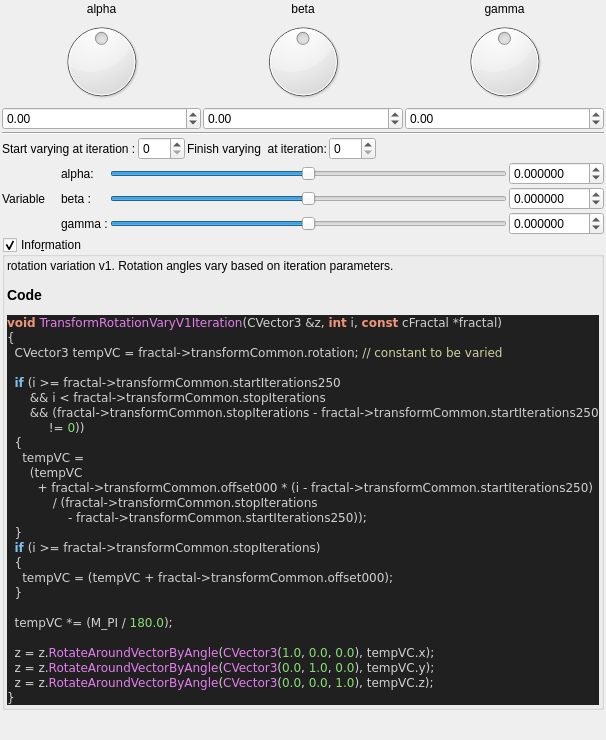
buddhi1980/mandelbulber2, file mandelbulber2/qt_data/fractal_transf_rotation_varyV1.ui: the form before one commit.
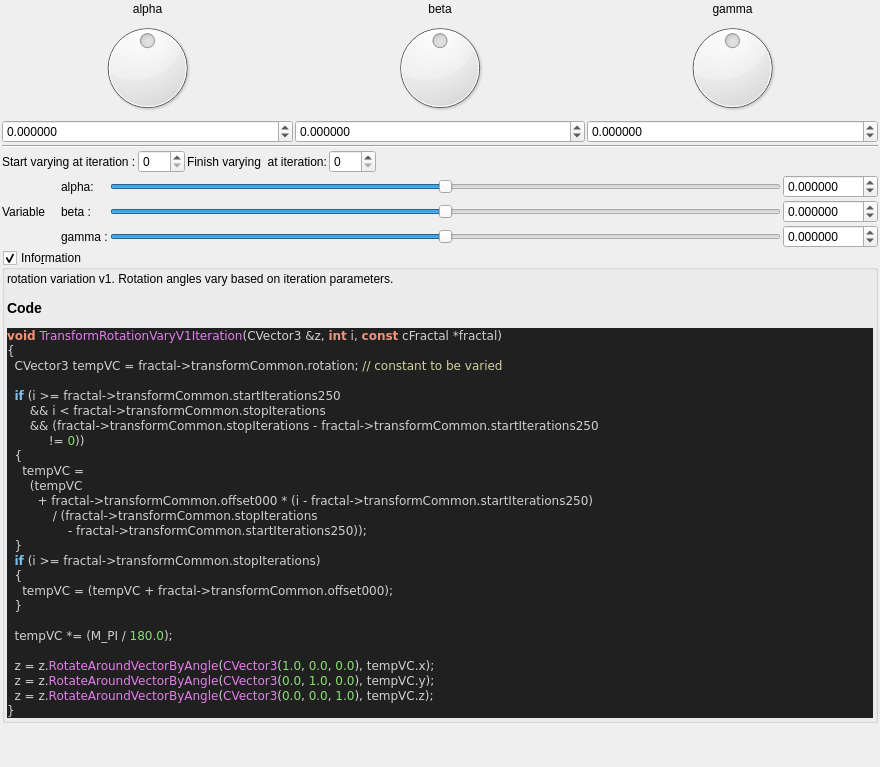
The form after the commit. Custom widgets are drawn as their Qt base class.

```diff
--- a/mandelbulber2/qt_data/fractal_transf_rotation_varyV1.ui
+++ b/mandelbulber2/qt_data/fractal_transf_rotation_varyV1.ui
@@ -6,8 +6,8 @@
    <rect>
     <x>0</x>
     <y>0</y>
-    <width>579</width>
-    <height>740</height>
+    <width>880</width>
+    <height>767</height>
    </rect>
   </property>
   <property name="windowTitle">
@@ -49,7 +49,7 @@
         <string/>
        </property>
        <property name="decimals">
-        <number>2</number>
+        <number>6</number>
        </property>
        <property name="minimum">
         <double>-180.000000000000000</double>
@@ -77,7 +77,7 @@
         <string/>
        </property>
        <property name="decimals">
-        <number>2</number>
+        <number>6</number>
        </property>
        <property name="minimum">
         <double>-180.000000000000000</double>
@@ -148,7 +148,7 @@
         <string/>
        </property>
        <property name="decimals">
-        <number>2</number>
+        <number>6</number>
        </property>
        <property name="minimum">
         <double>-180.000000000000000</double>
```
